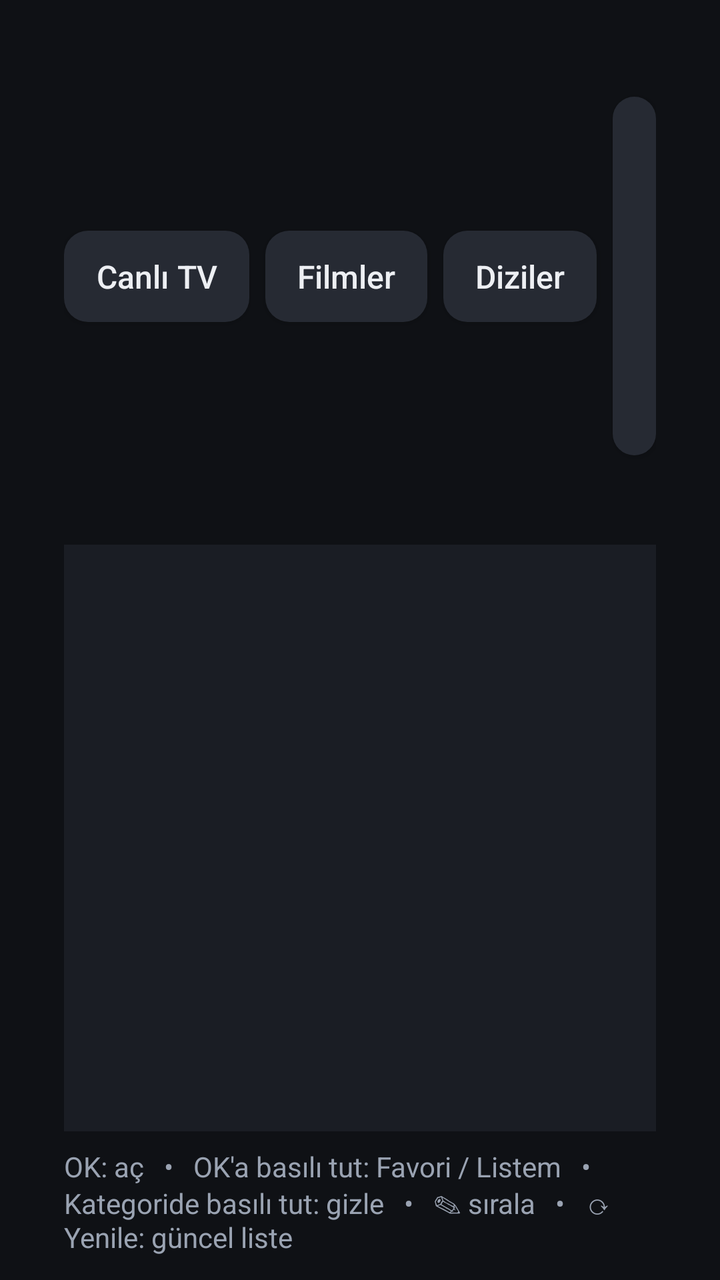
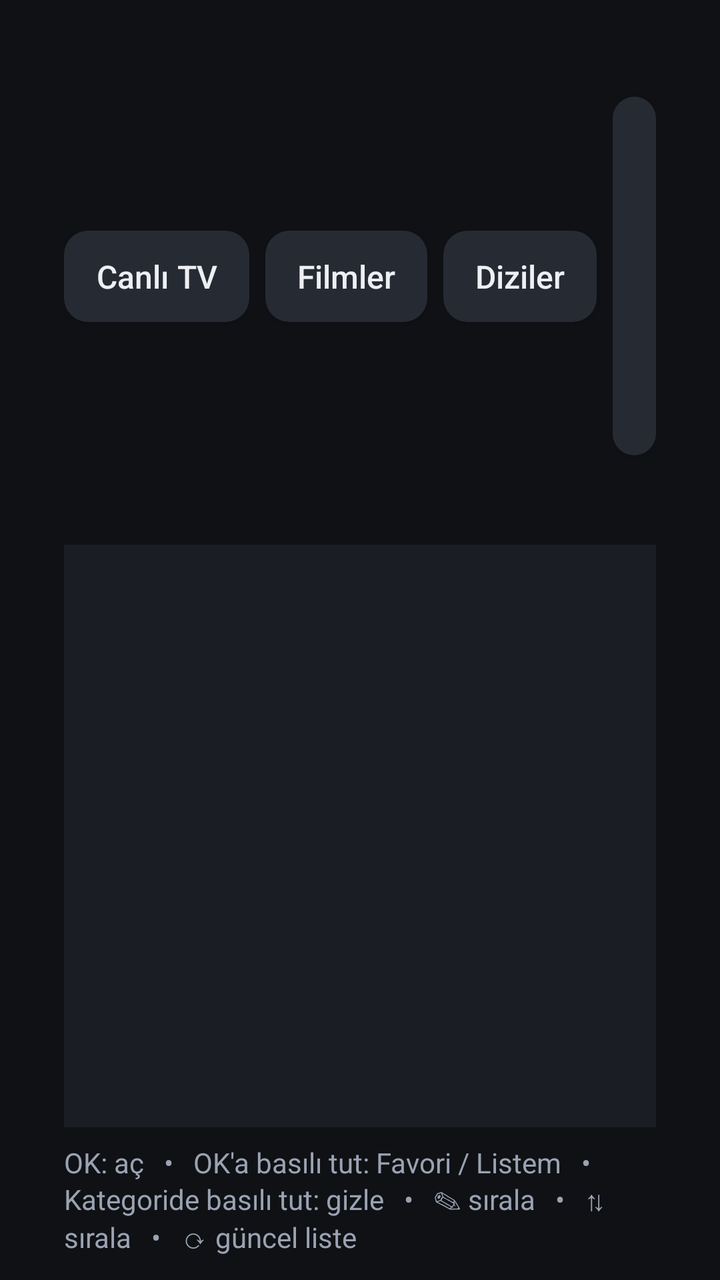

Screens rendered from an Android XML layout before and after an edit, with the pre-edit source and the edit as a unified diff.
<!-- AndroidManifest.xml: application theme AppTheme -->
<!-- res/layout/activity_channels.xml -->
<?xml version="1.0" encoding="utf-8"?>
<LinearLayout xmlns:android="http://schemas.android.com/apk/res/android"
    android:layout_width="match_parent"
    android:layout_height="match_parent"
    android:background="@color/bg"
    android:orientation="vertical"
    android:paddingLeft="32dp"
    android:paddingTop="20dp"
    android:paddingRight="32dp"
    android:paddingBottom="12dp">

    <LinearLayout
        android:layout_width="match_parent"
        android:layout_height="wrap_content"
        android:gravity="center_vertical"
        android:orientation="horizontal">

        <Button
            android:id="@+id/tabLive"
            style="@style/Btn"
            android:text="Canlı TV" />

        <Button
            android:id="@+id/tabMovies"
            style="@style/Btn"
            android:layout_marginLeft="8dp"
            android:text="Filmler" />

        <Button
            android:id="@+id/tabSeries"
            style="@style/Btn"
            android:layout_marginLeft="8dp"
            android:text="Diziler" />

        <Button
            android:id="@+id/tabList"
            style="@style/Btn"
            android:layout_marginLeft="8dp"
            android:text="☰ Listem" />

        <Button
            android:id="@+id/tabFav"
            style="@style/Btn"
            android:layout_marginLeft="8dp"
            android:text="★ Favoriler" />

        <EditText
            android:id="@+id/etSearch"
            style="@style/Input"
            android:layout_width="0dp"
            android:layout_marginLeft="16dp"
            android:layout_marginTop="0dp"
            android:layout_weight="1"
            android:hint="Ara…"
            android:imeOptions="actionSearch"
            android:inputType="text"
            android:padding="10dp"
            android:textSize="16sp" />

        <Button
            android:id="@+id/btnReload"
            style="@style/Btn"
            android:layout_marginLeft="8dp"
            android:text="⟳ Yenile" />

        <Button
            android:id="@+id/btnAccount"
            style="@style/Btn"
            android:layout_marginLeft="8dp"
            android:text="⚙" />
    </LinearLayout>

    <FrameLayout
        android:layout_width="match_parent"
        android:layout_height="0dp"
        android:layout_marginTop="16dp"
        android:layout_weight="1">

        <LinearLayout
            android:layout_width="match_parent"
            android:layout_height="match_parent"
            android:orientation="horizontal">

            <androidx.recyclerview.widget.RecyclerView
                android:id="@+id/rvCategories"
                android:layout_width="300dp"
                android:layout_height="match_parent"
                android:background="@color/panel"
                android:clipToPadding="false"
                android:padding="8dp" />

            <androidx.recyclerview.widget.RecyclerView
                android:id="@+id/rvChannels"
                android:layout_width="0dp"
                android:layout_height="match_parent"
                android:layout_marginLeft="16dp"
                android:layout_weight="1"
                android:clipToPadding="false"
                android:padding="4dp" />
        </LinearLayout>

        <LinearLayout
            android:id="@+id/loading"
            android:layout_width="wrap_content"
            android:layout_height="wrap_content"
            android:layout_gravity="center"
            android:gravity="center"
            android:orientation="vertical"
            android:visibility="gone">

            <ProgressBar
                android:layout_width="56dp"
                android:layout_height="56dp" />

            <TextView
                android:id="@+id/tvLoading"
                android:layout_width="wrap_content"
                android:layout_height="wrap_content"
                android:layout_marginTop="12dp"
                android:textColor="@color/text_dim"
                android:textSize="16sp" />
        </LinearLayout>

        <TextView
            android:id="@+id/tvEmpty"
            android:layout_width="wrap_content"
            android:layout_height="wrap_content"
            android:layout_gravity="center"
            android:layout_marginLeft="300dp"
            android:gravity="center"
            android:padding="24dp"
            android:textColor="@color/text_dim"
            android:textSize="18sp"
            android:visibility="gone" />
    </FrameLayout>

    <TextView
        android:id="@+id/tvHint"
        android:layout_width="match_parent"
        android:layout_height="wrap_content"
        android:layout_marginTop="8dp"
        android:text="OK: aç   •   OK'a basılı tut: Favori / Listem   •   Kategoride basılı tut: gizle   •   ✎ sırala   •   ⟳ Yenile: güncel liste"
        android:textColor="@color/text_dim"
        android:textSize="14sp" />
</LinearLayout>
<!-- resources referenced by this layout -->
<resources>
  <color name="bg">#0F1115</color>
  <color name="panel">#1A1D24</color>
  <color name="text_dim">#9AA3B2</color>
  <style name="Btn">
          <item name="android:layout_width">wrap_content</item>
          <item name="android:layout_height">wrap_content</item>
          <item name="android:background">@drawable/bg_button</item>
          <item name="android:textColor">@color/item_text</item>
          <item name="android:textAllCaps">false</item>
          <item name="android:textSize">16sp</item>
          <item name="android:paddingLeft">16dp</item>
          <item name="android:paddingRight">16dp</item>
          <item name="android:paddingTop">12dp</item>
          <item name="android:paddingBottom">12dp</item>
          <item name="android:minHeight">0dp</item>
          <item name="android:minWidth">0dp</item>
          <item name="android:focusable">true</item>
      </style>
  <style name="Input">
          <item name="android:layout_width">match_parent</item>
          <item name="android:layout_height">wrap_content</item>
          <item name="android:layout_marginTop">12dp</item>
          <item name="android:background">@drawable/bg_input</item>
          <item name="android:padding">14dp</item>
          <item name="android:textColor">@color/text</item>
          <item name="android:textColorHint">@color/text_dim</item>
          <item name="android:textSize">18sp</item>
          <item name="android:singleLine">true</item>
          <item name="android:imeOptions">actionNext</item>
      </style>
  <style name="AppTheme" parent="Theme.AppCompat.NoActionBar">
          <item name="android:windowBackground">@color/bg</item>
          <item name="colorPrimary">@color/accent</item>
          <item name="colorPrimaryDark">@color/bg</item>
          <item name="colorAccent">@color/accent</item>
          <item name="android:textColorPrimary">@color/text</item>
          <item name="android:textColorSecondary">@color/text_dim</item>
      </style>
  <!-- drawable bg_button (drawable) -->
  <?xml version="1.0" encoding="utf-8"?>
  <selector xmlns:android="http://schemas.android.com/apk/res/android">
      <item android:state_focused="true">
          <shape>
              <solid android:color="@color/accent" />
              <corners android:radius="12dp" />
          </shape>
      </item>
      <item android:state_activated="true">
          <shape>
              <solid android:color="@color/panel_light" />
              <stroke android:width="2dp" android:color="@color/accent" />
              <corners android:radius="12dp" />
          </shape>
      </item>
      <item>
          <shape>
              <solid android:color="@color/panel_light" />
              <corners android:radius="12dp" />
          </shape>
      </item>
  </selector>
  <!-- drawable bg_input (drawable) -->
  <?xml version="1.0" encoding="utf-8"?>
  <selector xmlns:android="http://schemas.android.com/apk/res/android">
      <item android:state_focused="true">
          <shape>
              <solid android:color="@color/panel" />
              <stroke android:width="2dp" android:color="@color/accent" />
              <corners android:radius="10dp" />
          </shape>
      </item>
      <item>
          <shape>
              <solid android:color="@color/panel" />
              <stroke android:width="1dp" android:color="@color/line" />
              <corners android:radius="10dp" />
          </shape>
      </item>
  </selector>
  <color name="text">#EDEFF3</color>
  <color name="accent">#2FD3A6</color>
  <color name="panel_light">#262A33</color>
  <color name="line">#3A4250</color>
</resources>

<!-- the commit's change to res/layout/activity_channels.xml (unified diff, before → after) -->
@@ -58,10 +58,16 @@
             android:textSize="16sp" />
 
         <Button
+            android:id="@+id/btnSort"
+            style="@style/Btn"
+            android:layout_marginLeft="8dp"
+            android:text="⇅ Sıra" />
+
+        <Button
             android:id="@+id/btnReload"
             style="@style/Btn"
             android:layout_marginLeft="8dp"
-            android:text="⟳ Yenile" />
+            android:text="⟳" />
 
         <Button
             android:id="@+id/btnAccount"
@@ -139,7 +145,7 @@
         android:layout_width="match_parent"
         android:layout_height="wrap_content"
         android:layout_marginTop="8dp"
-        android:text="OK: aç   •   OK'a basılı tut: Favori / Listem   •   Kategoride basılı tut: gizle   •   ✎ sırala   •   ⟳ Yenile: güncel liste"
+        android:text="OK: aç   •   OK'a basılı tut: Favori / Listem   •   Kategoride basılı tut: gizle   •   ✎ sırala   •   ⇅ sırala   •   ⟳ güncel liste"
         android:textColor="@color/text_dim"
         android:textSize="14sp" />
 </LinearLayout>
